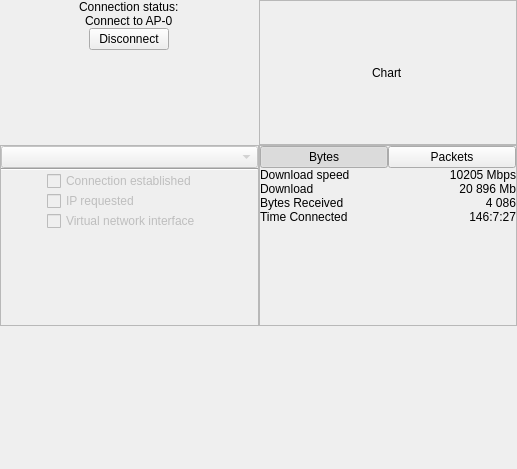
Old version of the form ui/desktop/MainScreen.ui in the repository demlabs-cellframe/dap-ui-sdk.
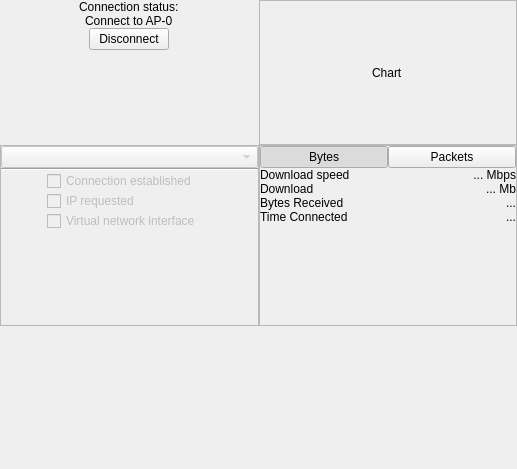
New version of the form. Custom widgets are drawn as their Qt base class.

Commit message: [*] Seted Up navigationPanel in desktop [+] MainScreenLayout: goToSettings, goToBugReport, goToFAQ [+] Transition to settings [*] renamed btnSetting => btnSettings

Patch:
```diff
--- a/ui/desktop/MainScreen.ui
+++ b/ui/desktop/MainScreen.ui
@@ -235,7 +235,7 @@
          <item row="1" column="1">
           <widget class="QLabel" name="lblDownloadSpeed">
            <property name="text">
-            <string>10205 Mbps</string>
+            <string>... Mbps</string>
            </property>
            <property name="alignment">
             <set>Qt::AlignRight|Qt::AlignTrailing|Qt::AlignVCenter</set>
@@ -252,7 +252,7 @@
          <item row="2" column="1">
           <widget class="QLabel" name="lblDownload">
            <property name="text">
-            <string>20 896 Mb</string>
+            <string>... Mb</string>
            </property>
            <property name="alignment">
             <set>Qt::AlignRight|Qt::AlignTrailing|Qt::AlignVCenter</set>
@@ -269,7 +269,7 @@
          <item row="3" column="1">
           <widget class="QLabel" name="lblBytesPackets">
            <property name="text">
-            <string>4 086</string>
+            <string>...</string>
            </property>
            <property name="alignment">
             <set>Qt::AlignRight|Qt::AlignTrailing|Qt::AlignVCenter</set>
@@ -286,7 +286,7 @@
          <item row="4" column="1">
           <widget class="QLabel" name="lblTimeConnected">
            <property name="text">
-            <string>146:7:27</string>
+            <string>...</string>
            </property>
            <property name="alignment">
             <set>Qt::AlignRight|Qt::AlignTrailing|Qt::AlignVCenter</set>
```
The commit also changes 8 other files.
